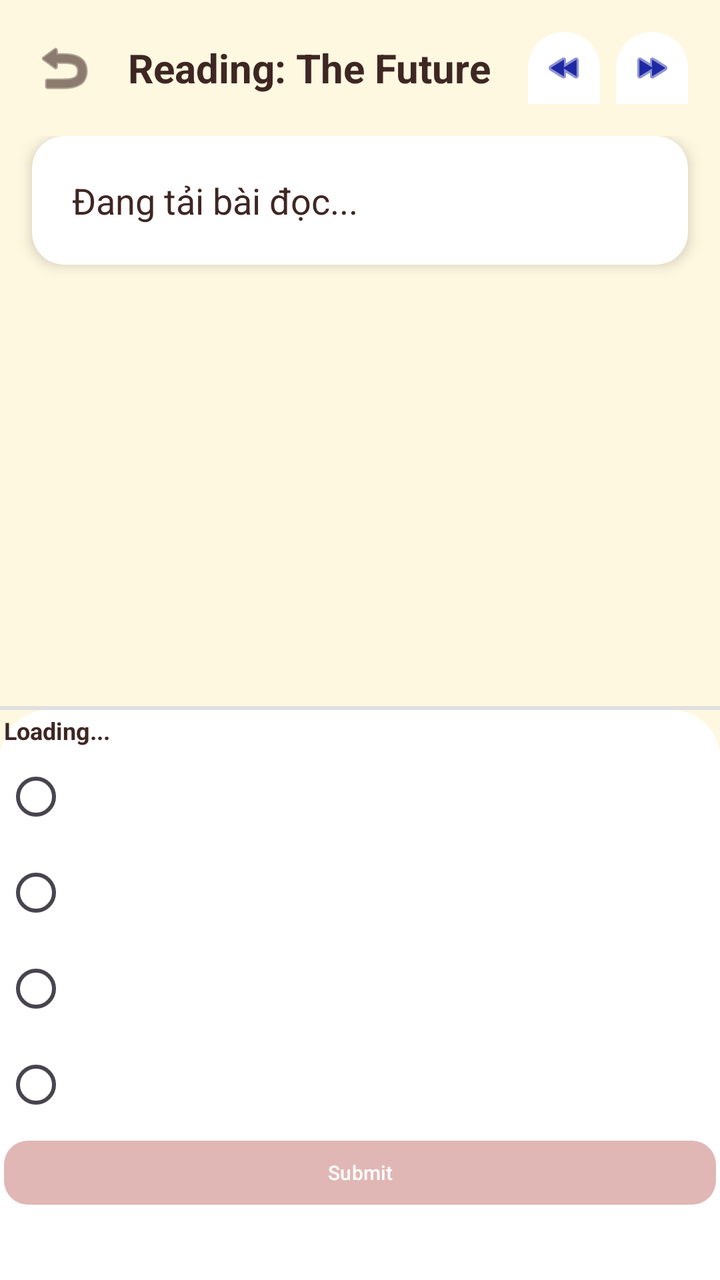
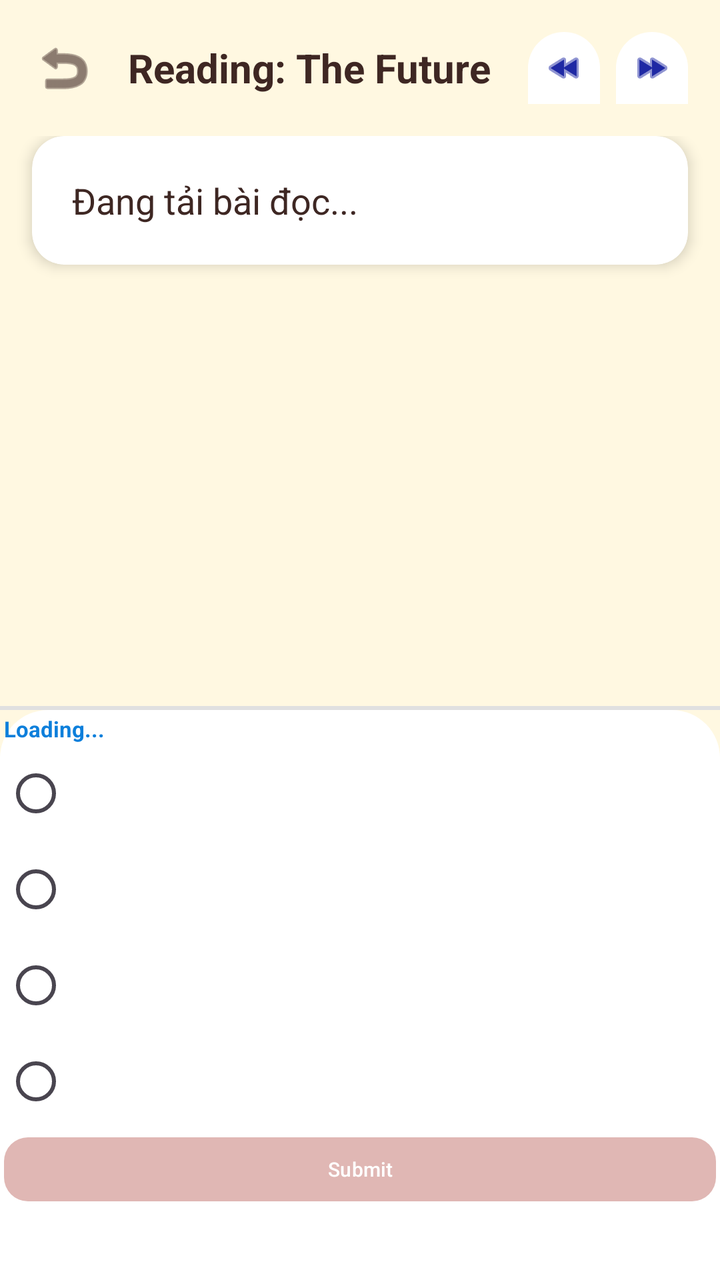

Screens rendered from an Android XML layout before and after an edit, with the pre-edit source and the edit as a unified diff.
<!-- AndroidManifest.xml: application theme Theme.LingoEnglishApp -->
<!-- res/layout/fragment_reading.xml -->
<?xml version="1.0" encoding="utf-8"?>
<LinearLayout xmlns:android="http://schemas.android.com/apk/res/android"
    xmlns:app="http://schemas.android.com/apk/res-auto"
    android:layout_width="match_parent"
    android:layout_height="match_parent"
    android:background="@color/colorBackground"
    android:orientation="vertical">

    
    <LinearLayout
        android:id="@+id/headerLayout"
        android:layout_width="match_parent"
        android:layout_height="wrap_content"
        android:gravity="center_vertical"
        android:orientation="horizontal"
        android:padding="16dp">

        <ImageView
            android:id="@+id/btnBack"
            android:layout_width="32dp"
            android:layout_height="32dp"
            android:src="@android:drawable/ic_menu_revert"
            app:tint="@color/colorTextPrimary" />

        <TextView
            android:id="@+id/tvLessonTitle"
            android:layout_width="0dp"
            android:layout_height="wrap_content"
            android:layout_marginStart="16dp"
            android:layout_weight="1"
            android:ellipsize="end"
            android:maxLines="1"
            android:text="Reading: The Future"
            android:textColor="@color/colorTextPrimary"
            android:textSize="20sp"
            android:textStyle="bold" />

        
        <ImageView
            android:id="@+id/btnZoomOut"
            android:layout_width="36dp"
            android:layout_height="36dp"
            android:layout_marginEnd="8dp"
            android:background="@drawable/bg_bottom_sheet"
            android:padding="8dp"
            android:src="@android:drawable/ic_media_rew"
            app:tint="@color/colorPrimaryDark" />

        
        <ImageView
            android:id="@+id/btnZoomIn"
            android:layout_width="36dp"
            android:layout_height="36dp"
            android:background="@drawable/bg_bottom_sheet"
            android:padding="8dp"
            android:src="@android:drawable/ic_media_ff"
            app:tint="@color/colorPrimaryDark" />
    </LinearLayout>

    
    <ScrollView
        android:layout_width="match_parent"
        android:layout_height="0dp"
        android:layout_weight="1"
        android:clipToPadding="false"
        android:paddingHorizontal="16dp">

        <androidx.cardview.widget.CardView
            android:layout_width="match_parent"
            android:layout_height="wrap_content"
            android:layout_marginBottom="16dp"
            app:cardBackgroundColor="@color/white"
            app:cardCornerRadius="16dp"
            app:cardElevation="4dp">

            <TextView
                android:id="@+id/tvReadingContent"
                android:layout_width="match_parent"
                android:layout_height="wrap_content"
                android:lineSpacingExtra="8dp"
                android:padding="20dp"
                android:text="Đang tải bài đọc..."
                android:textColor="@color/colorTextPrimary"
                android:textSize="18sp" />
        </androidx.cardview.widget.CardView>
    </ScrollView>

    
    <View
        android:layout_width="match_parent"
        android:layout_height="2dp"
        android:background="#E0E0E0" />

    
    <ScrollView
        android:layout_width="match_parent"
        android:layout_height="0dp"
        android:layout_weight="1"
        android:background="@drawable/bg_bottom_sheet">

        <LinearLayout
            android:id="@+id/quizLayout"
            android:layout_width="match_parent"
            android:layout_height="wrap_content"
            android:orientation="vertical"
            android:padding="2dp">

            <TextView
                android:id="@+id/tvQuestionText"
                android:layout_width="match_parent"
                android:layout_height="wrap_content"
                android:text="Loading..."
                android:textColor="@color/colorTextPrimary"
                android:textSize="12sp"
                android:textStyle="bold" />

            <RadioGroup
                android:id="@+id/radioGroupAnswers"
                android:layout_width="match_parent"
                android:layout_height="wrap_content"
                android:layout_marginTop="1dp">

                <RadioButton android:id="@+id/rbA" android:textColor="@color/black" android:layout_width="match_parent" android:layout_height="wrap_content" android:textSize="10sp" />
                <RadioButton android:id="@+id/rbB" android:textColor="@color/black" android:layout_width="match_parent" android:layout_height="wrap_content" android:textSize="10sp" />
                <RadioButton android:id="@+id/rbC" android:textColor="@color/black" android:layout_width="match_parent" android:layout_height="wrap_content" android:textSize="10sp" />
                <RadioButton android:id="@+id/rbD" android:textColor="@color/black" android:layout_width="match_parent" android:layout_height="wrap_content" android:textSize="10sp" />
            </RadioGroup>

            <com.google.android.material.button.MaterialButton
                android:id="@+id/btnSubmitQuiz"
                android:layout_width="match_parent"
                android:layout_height="40dp"
                android:layout_marginBottom="30dp"
                android:text="Submit"
                android:textSize="10sp"
                app:backgroundTint="#E0B7B4"
                app:cornerRadius="12dp" />
        </LinearLayout>
    </ScrollView>

</LinearLayout>
<!-- resources referenced by this layout -->
<resources>
  <color name="black">#000000</color>
  <color name="colorBackground">#FFF8E1</color>
  <color name="colorPrimaryDark">#1F29A4</color>
  <color name="colorTextPrimary">#3E2723</color>
  <color name="white">#FFFFFF</color>
  <!-- drawable bg_bottom_sheet (drawable) -->
  <?xml version="1.0" encoding="utf-8"?>
  <shape xmlns:android="http://schemas.android.com/apk/res/android"
      android:shape="rectangle">
  
      
      <solid android:color="#FFFFFF" />
  
      
      <corners
          android:topLeftRadius="24dp"
          android:topRightRadius="24dp" />
  
  </shape>
  <style name="Theme.LingoEnglishApp" parent="Base.Theme.LingoEnglishApp" />
  <style name="Base.Theme.LingoEnglishApp" parent="Theme.Material3.DayNight.NoActionBar">
          
          
      </style>
</resources>

<!-- the commit's change to res/layout/fragment_reading.xml (unified diff, before → after) -->
@@ -110,8 +110,8 @@
                 android:layout_width="match_parent"
                 android:layout_height="wrap_content"
                 android:text="Loading..."
-                android:textColor="@color/colorTextPrimary"
-                android:textSize="12sp"
+                android:textColor="@color/colorEducation"
+                android:textSize="11sp"
                 android:textStyle="bold" />
 
             <RadioGroup
<!-- resource entries referenced after the edit -->
@@ -2,6 +2,7 @@
 <resources>
   <color name="black">#000000</color>
   <color name="colorBackground">#FFF8E1</color>
+  <color name="colorEducation">#0D7FDB</color>
   <color name="colorPrimaryDark">#1F29A4</color>
   <color name="colorTextPrimary">#3E2723</color>
   <color name="white">#FFFFFF</color>
